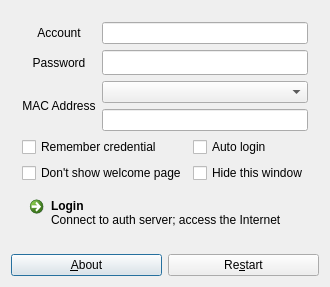
This is mainwindow.ui in awesomebtw/drcom-jlu-qt as Qt 5 draws it before an edit. The edited form follows.
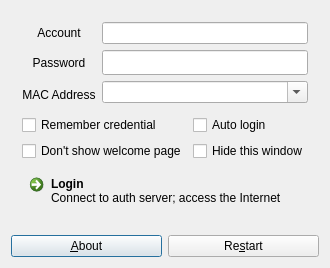
This is the edited form.

Commit message: use editable combo box

The edit to the form file:
```diff
--- a/mainwindow.ui
+++ b/mainwindow.ui
@@ -7,7 +7,7 @@
     <x>0</x>
     <y>0</y>
     <width>320</width>
-    <height>265</height>
+    <height>240</height>
    </rect>
   </property>
   <property name="sizePolicy">
@@ -69,9 +69,6 @@
              </property>
             </widget>
            </item>
-           <item row="3" column="1">
-            <widget class="QLineEdit" name="lineEditMAC"/>
-           </item>
            <item row="0" column="0">
             <widget class="QLabel" name="labelAccount">
              <property name="text">
@@ -88,7 +85,7 @@
            <item row="2" column="1">
             <widget class="QComboBox" name="comboBoxMAC">
              <property name="editable">
-              <bool>false</bool>
+              <bool>true</bool>
              </property>
             </widget>
            </item>
```
Left out of the diff: 7 changed lines with no effect on the pictures. The commit also changes 3 other files.
